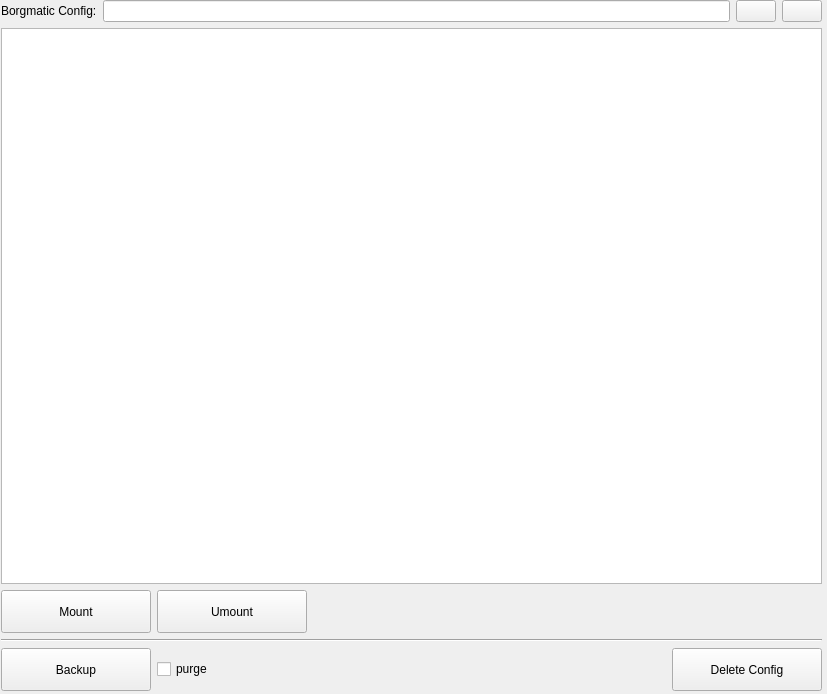
Above: ui/tabContent.ui from andreasholzner/borgmatic-ui before the change. Below: the same form after it.
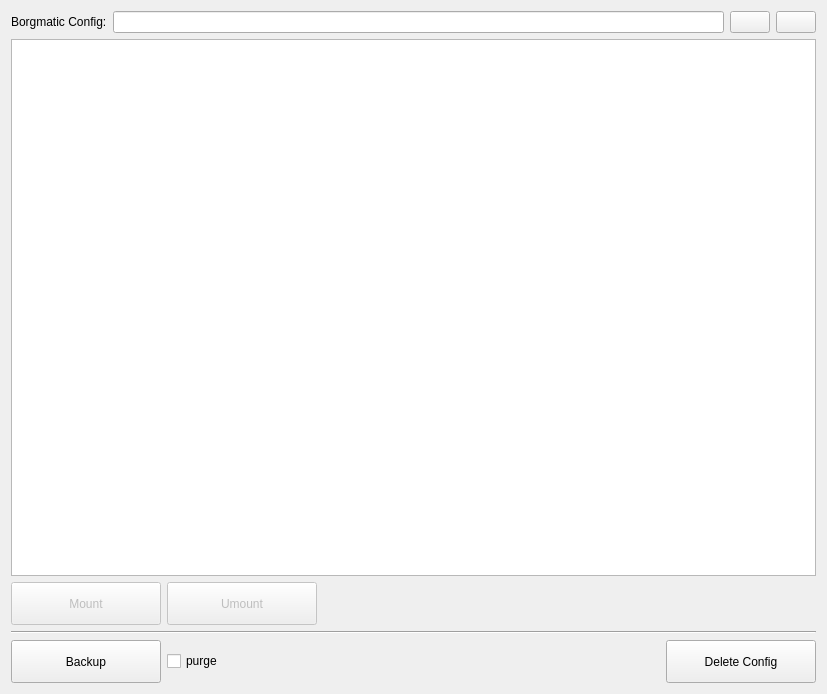
That is the form after the change. Icons and pictures are not drawn.

Commit message: Fix layout to scale with window size

Diff of the .ui file:
```diff
--- a/ui/tabContent.ui
+++ b/ui/tabContent.ui
@@ -13,15 +13,6 @@
   <property name="windowTitle">
    <string/>
   </property>
-  <widget class="QWidget" name="verticalLayoutWidget">
-   <property name="geometry">
-    <rect>
-     <x>1</x>
-     <y>0</y>
-     <width>821</width>
-     <height>691</height>
-    </rect>
-   </property>
    <layout class="QVBoxLayout" name="verticalLayout">
     <item>
      <layout class="QHBoxLayout" name="horizontalLayout">
@@ -94,6 +85,9 @@
       </item>
       <item row="0" column="0">
        <widget class="QPushButton" name="mountButton">
+       <property name="enabled">
+        <bool>false</bool>
+       </property>
         <property name="minimumSize">
          <size>
           <width>150</width>
@@ -107,6 +101,9 @@
          <iconset theme="media-mount">
           <normaloff>.</normaloff>.</iconset>
         </property>
+       <property name="checkable">
+        <bool>false</bool>
+       </property>
        </widget>
       </item>
       <item row="2" column="0">
@@ -132,7 +129,7 @@
          <string>purge</string>
         </property>
         <property name="tristate">
-         <bool>true</bool>
+        <bool>false</bool>
         </property>
        </widget>
       </item>
@@ -151,6 +148,9 @@
       </item>
       <item row="0" column="1">
        <widget class="QPushButton" name="umountButton">
+       <property name="enabled">
+        <bool>false</bool>
+       </property>
         <property name="minimumSize">
          <size>
           <width>150</width>
@@ -177,16 +177,6 @@
     </item>
    </layout>
   </widget>
- </widget>
- <tabstops>
-  <tabstop>configEdit</tabstop>
-  <tabstop>backupsTableView</tabstop>
-  <tabstop>mountButton</tabstop>
-  <tabstop>umountButton</tabstop>
-  <tabstop>backupButton</tabstop>
-  <tabstop>purgeCheckBox</tabstop>
-  <tabstop>deleteConfigButton</tabstop>
- </tabstops>
  <resources/>
  <connections/>
 </ui>
```
Lines whose indentation alone changed are shown as unchanged. The commit also changes 1 other file.
